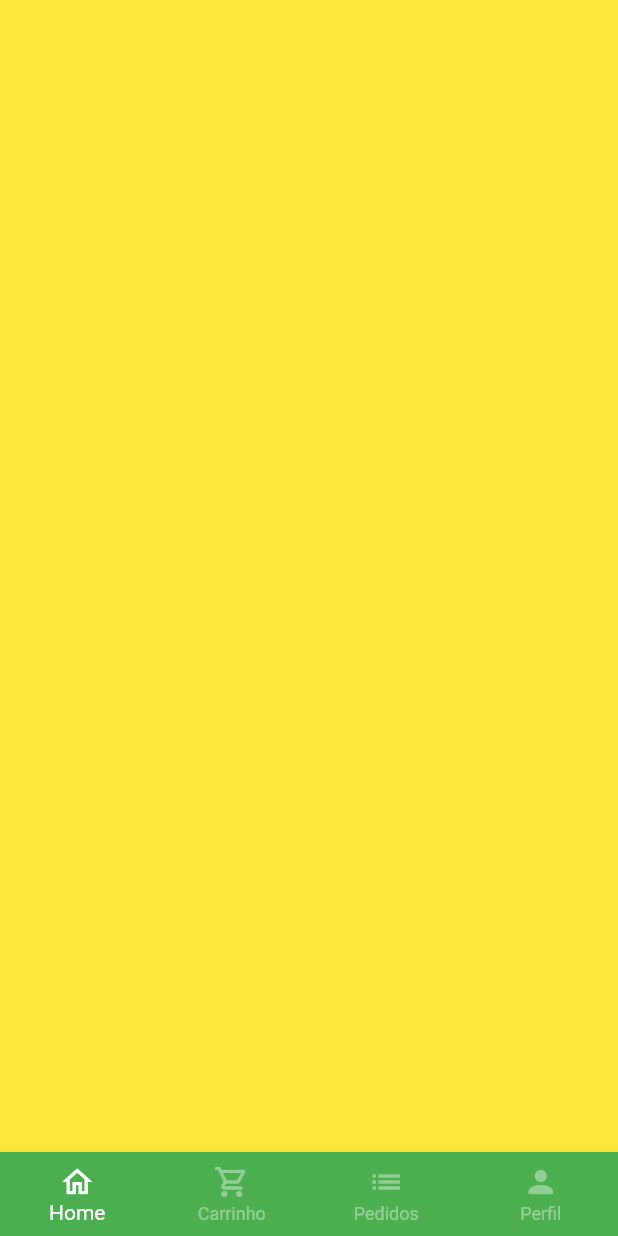
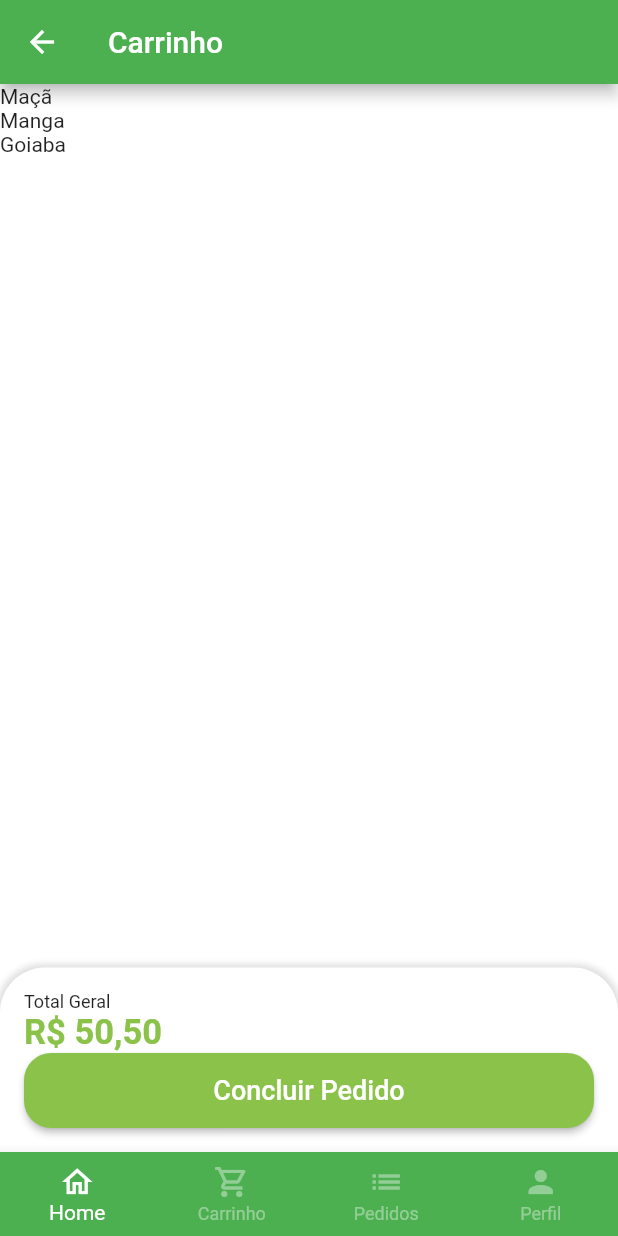
Before and after one commit to DavihFerraz/GreenGrocer, a Flutter app: the BaseScreen screen opened directly, swiped to page 2, on a phone screen of 412 x 824 dp. Run offline on Flutter 3.47's test engine with Material 2 defaults, Android fonts, the phone set to English and light mode, and no system bars; our stand-ins replace animated_text_kit, badges, mask_text_input_formatter.

Commit message:
Criando pagina do carrinho

```diff
--- a/lib/src/config/app_data.dart
+++ b/lib/src/config/app_data.dart
@@ -1,3 +1,4 @@
+import 'package:green_grocer/src/models/cart_item.dart';
 import 'package:green_grocer/src/models/item_model.dart';
 
 ItemModel apple = ItemModel(
@@ -65,3 +66,18 @@ List<String> categorias = [
   'Temperos',
   'Cereais',
 ];
+
+List<CartItemModel> cartItems = [
+  CartItemModel(
+    item: apple,
+    quantity: 2,
+  ),
+  CartItemModel(
+    item: mango,
+    quantity: 1,
+  ),
+  CartItemModel(
+    item: guava,
+    quantity: 3,
+  ),
+];
--- /dev/null
+++ b/lib/src/models/cart_item.dart
@@ -0,0 +1,11 @@
+import 'package:green_grocer/src/models/item_model.dart';
+
+class CartItemModel {
+  ItemModel item;
+  int quantity;
+
+  CartItemModel({
+    required this.item,
+    required this.quantity,
+  });
+}
--- a/lib/src/pages/base/base_screen.dart
+++ b/lib/src/pages/base/base_screen.dart
@@ -1,4 +1,5 @@
 import 'package:flutter/material.dart';
+import 'package:green_grocer/src/pages/cart/cart_tab.dart';
 import 'package:green_grocer/src/pages/home/home_tab.dart';
 
 class BaseScreen extends StatefulWidget {
@@ -20,9 +21,7 @@ class _BaseScreenState extends State<BaseScreen> {
         controller: pageController,
         children: [
           const HomeTab(),
-          Container(
-            color: Colors.yellow,
-          ),
+          CartTab(),
           Container(
             color: Colors.blue,
           ),
--- /dev/null
+++ b/lib/src/pages/cart/cart_tab.dart
@@ -0,0 +1,85 @@
+import 'package:flutter/material.dart';
+import 'package:green_grocer/src/pages/auth/config/custom_colors.dart';
+import 'package:green_grocer/src/services/util_services.dart';
+import 'package:green_grocer/src/config/app_data.dart' as _appData;
+
+class CartTab extends StatelessWidget {
+  final UtilServices utilServices = UtilServices();
+  CartTab({super.key});
+
+  @override
+  Widget build(BuildContext context) {
+    return Scaffold(
+      appBar: AppBar(
+        title: const Text('Carrinho'),
+      ),
+      body: Column(
+        children: [
+          Expanded(
+            child: ListView.builder(
+              itemBuilder: (_, index) {
+                return Text(
+                  _appData.cartItems[index].item.itemName,
+                );
+              },
+              itemCount: _appData.cartItems.length,
+            ),
+          ),
+          Container(
+            padding: const EdgeInsets.all(16),
+            decoration: BoxDecoration(
+              color: Colors.white,
+              borderRadius: const BorderRadius.vertical(
+                top: Radius.circular(30),
+              ),
+              boxShadow: [
+                BoxShadow(
+                  color: Colors.grey.shade300,
+                  blurRadius: 3,
+                  spreadRadius: 2,
+                ),
+              ],
+            ),
+            child: Column(
+              crossAxisAlignment: CrossAxisAlignment.stretch,
+              children: [
+                const Text(
+                  'Total Geral',
+                  style: TextStyle(
+                    fontSize: 12,
+                  ),
+                ),
+                Text(
+                  utilServices.priceToCurrency(50.5),
+                  style: TextStyle(
+                    fontSize: 23,
+                    color: CustomColors.customSwatchColor,
+                    fontWeight: FontWeight.bold,
+                  ),
+                ),
+                SizedBox(
+                  height: 50,
+                  child: ElevatedButton(
+                    style: ElevatedButton.styleFrom(
+                      backgroundColor: CustomColors.customSwatchColor,
+                      shape: RoundedRectangleBorder(
+                        borderRadius: BorderRadius.circular(18),
+                      ),
+                    ),
+                    onPressed: (() {}),
+                    child: const Text(
+                      'Concluir Pedido',
+                      style: TextStyle(
+                        fontSize: 18,
+                      ),
+                    ),
+                  ),
+                ),
+              ],
+            ),
+          ),
+        ],
+      ),
+    );
+  }
+}
--- a/lib/src/pages/product/product_screen.dart
+++ b/lib/src/pages/product/product_screen.dart
@@ -5,7 +5,7 @@ import 'package:green_grocer/src/pages/widgets/quantity_widget.dart';
 import 'package:green_grocer/src/services/util_services.dart';
 
 class ProductScreen extends StatefulWidget {
-  ProductScreen({super.key, required this.item});
+  const ProductScreen({super.key, required this.item});
   final ItemModel item;
 
   @override
--- a/lib/src/pages/widgets/quantity_widget.dart
+++ b/lib/src/pages/widgets/quantity_widget.dart
@@ -83,9 +83,7 @@ class _QuantityButton extends StatelessWidget {
   Widget build(BuildContext context) {
     return Material(
       child: InkWell(
-        onTap: () {
-          onPressed;
-        },
+        onTap: onPressed,
         borderRadius: BorderRadius.circular(50),
         child: Ink(
           height: 25,
```
